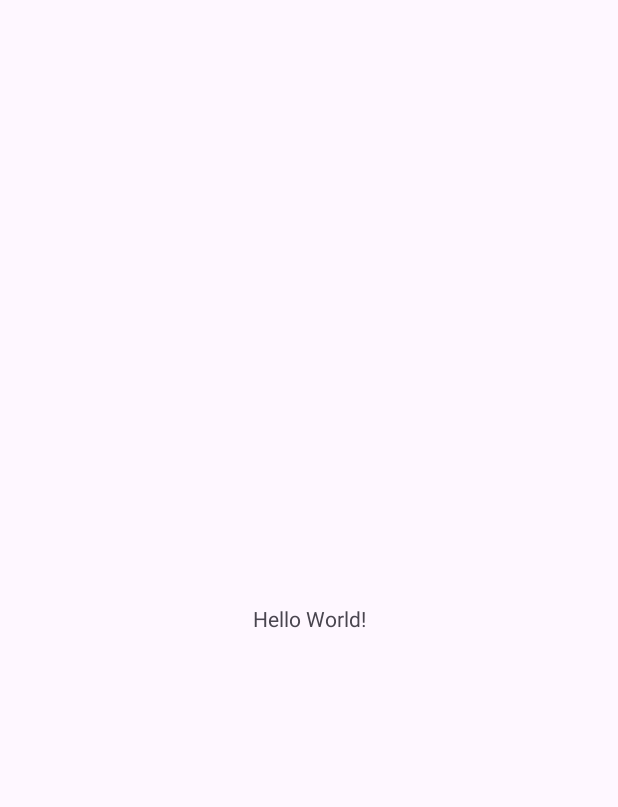
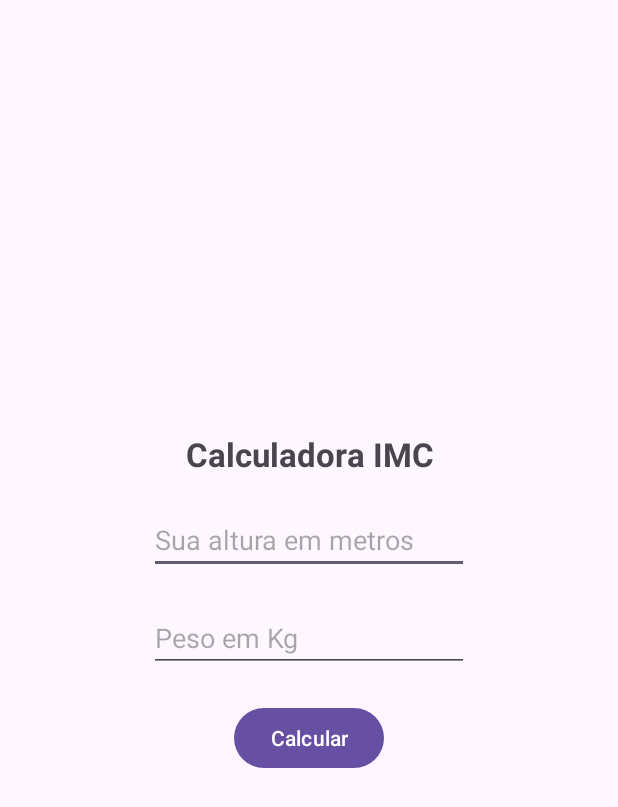
Before and after one commit to LeticiaSpeda/App-Caculadora-de-IMC, an Android app: the screen it shows after launch (MainActivity), on a phone screen of 412 x 824 dp. Before the commit the part shown is almost empty. Shown: the top 807 px of the screen. Run offline under Robolectric (Android 15) with nearby library versions, the phone set to English and light mode, and no system bars.

Commit message:
feat: adicionado na tela os capos de texto para o usuario adicionar peso e altura, e adicionado botao para calcular

```diff
--- a/app/src/main/res/layout/activity_main.xml
+++ b/app/src/main/res/layout/activity_main.xml
@@ -1,18 +1,44 @@
 <?xml version="1.0" encoding="utf-8"?>
-<androidx.constraintlayout.widget.ConstraintLayout xmlns:android="http://schemas.android.com/apk/res/android"
+<androidx.appcompat.widget.LinearLayoutCompat xmlns:android="http://schemas.android.com/apk/res/android"
     xmlns:app="http://schemas.android.com/apk/res-auto"
     xmlns:tools="http://schemas.android.com/tools"
     android:layout_width="match_parent"
     android:layout_height="match_parent"
+    android:gravity="center"
+    android:orientation="vertical"
     tools:context=".MainActivity">
 
     <TextView
+        android:layout_width="match_parent"
+        android:layout_height="wrap_content"
+        android:layout_marginBottom="20dp"
+        android:gravity="center"
+        android:text="Calculadora IMC"
+        android:textSize="22sp"
+        android:textStyle="bold" />
+
+    <EditText
+        android:id="@+id/edtAltura"
         android:layout_width="wrap_content"
         android:layout_height="wrap_content"
-        android:text="Hello World!"
-        app:layout_constraintBottom_toBottomOf="parent"
-        app:layout_constraintEnd_toEndOf="parent"
-        app:layout_constraintStart_toStartOf="parent"
-        app:layout_constraintTop_toTopOf="parent" />
+        android:layout_marginBottom="20dp"
+        android:ems="10"
+        android:hint="Sua altura em metros"
+        android:inputType="number" />
 
-</androidx.constraintlayout.widget.ConstraintLayout>
+    <EditText
+        android:id="@+id/edtPeso"
+        android:layout_width="wrap_content"
+        android:layout_height="wrap_content"
+        android:layout_marginBottom="20dp"
+        android:ems="10"
+        android:hint="Peso em Kg"
+        android:inputType="number" />
+
+    <Button
+        android:id="@+id/btnCalcular"
+        android:layout_width="wrap_content"
+        android:layout_height="wrap_content"
+        android:layout_marginBottom="20dp"
+        android:text="Calcular" />
+</androidx.appcompat.widget.LinearLayoutCompat>
```
